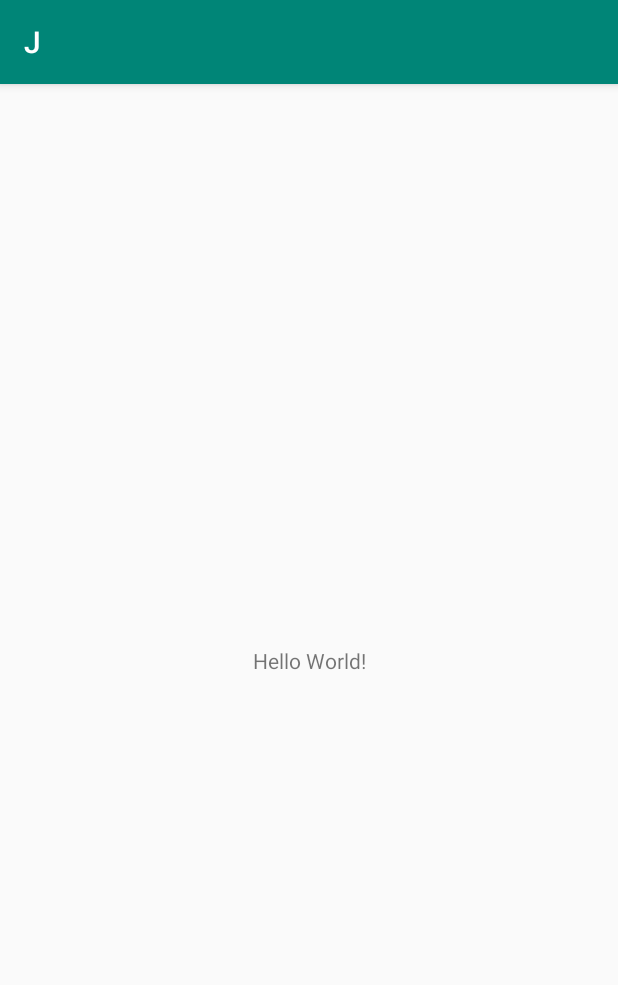
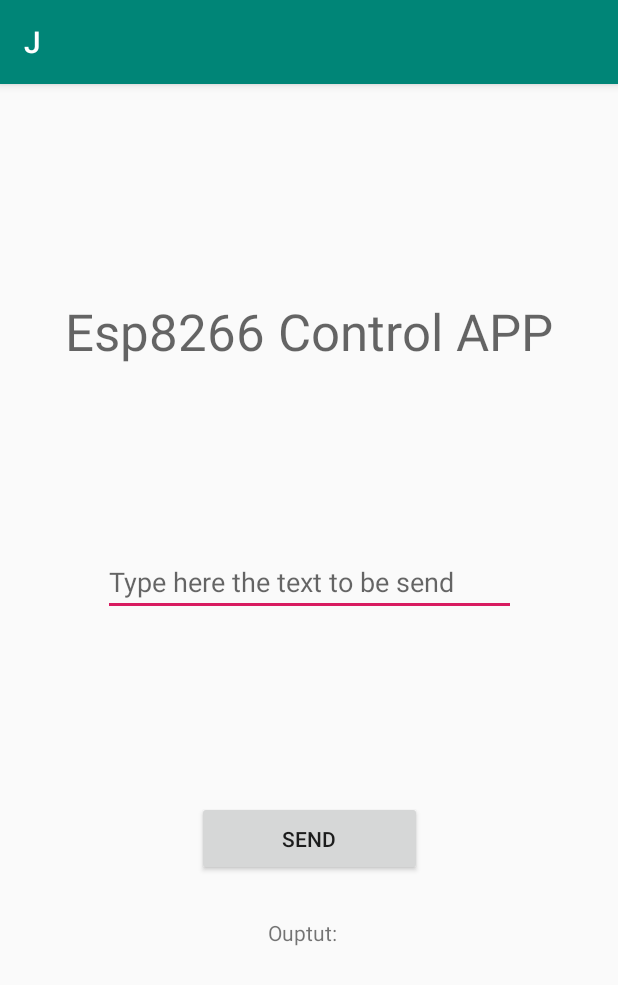
Before and after one commit to ImPuLsE213/Proj_J, an Android app: the screen it shows after launch (MainActivity), on a phone screen of 412 x 824 dp. Shown: the top 985 px of the screen. Run offline under Robolectric (Android 15) with nearby library versions, the phone set to English and light mode, and no system bars.

Commit message:
GUI Working with kotlin variables created

```diff
--- a/APP/app/build.gradle
+++ b/APP/app/build.gradle
@@ -32,4 +32,5 @@ dependencies {
     testImplementation 'junit:junit:4.12'
     androidTestImplementation 'androidx.test.ext:junit:1.1.0'
     androidTestImplementation 'androidx.test.espresso:espresso-core:3.1.1'
+    implementation 'com.google.android.material:material:1.0.0'
 }
--- a/APP/app/src/main/java/com/example/j/MainActivity.kt
+++ b/APP/app/src/main/java/com/example/j/MainActivity.kt
@@ -1,12 +1,24 @@
 package com.example.j
 
+import android.app.Activity
+import android.os.Bundle
+import android.widget.Button
+import android.widget.EditText
+import android.widget.TextView
 import androidx.appcompat.app.AppCompatActivity
-import android.os.Bundle
+
 
 class MainActivity : AppCompatActivity() {
 
     override fun onCreate(savedInstanceState: Bundle?) {
         super.onCreate(savedInstanceState)
         setContentView(R.layout.activity_main)
+
+        val textToSendTextBox = findViewById<EditText>(R.id.textToSendTextBox)
+        val outputText = findViewById<TextView>(R.id.outputText)
+        val sendButton = findViewById<Button>(R.id.sendButton)
+        sendButton.setOnClickListener{
+            outputText.text = textToSendTextBox.text
+        }
     }
 }
--- a/APP/app/src/main/res/layout/activity_main.xml
+++ b/APP/app/src/main/res/layout/activity_main.xml
@@ -7,12 +7,67 @@
     tools:context=".MainActivity">
 
     <TextView
+        android:id="@+id/title"
         android:layout_width="wrap_content"
         android:layout_height="wrap_content"
-        android:text="Hello World!"
+        android:layout_marginTop="50dp"
+        android:text="Esp8266 Control APP"
+        android:textAppearance="@style/TextAppearance.AppCompat.Display1"
         app:layout_constraintBottom_toBottomOf="parent"
-        app:layout_constraintLeft_toLeftOf="parent"
-        app:layout_constraintRight_toRightOf="parent"
-        app:layout_constraintTop_toTopOf="parent" />
+        app:layout_constraintEnd_toEndOf="parent"
+        app:layout_constraintHorizontal_bias="0.5"
+        app:layout_constraintStart_toStartOf="parent"
+        app:layout_constraintTop_toTopOf="parent"
+        app:layout_constraintVertical_bias="0.137" />
+
+    <Button
+        android:id="@+id/sendButton"
+        android:layout_width="150dp"
+        android:layout_height="50dp"
+        android:layout_marginBottom="240dp"
+        android:text="Send"
+        app:layout_constraintBottom_toBottomOf="parent"
+        app:layout_constraintEnd_toEndOf="parent"
+        app:layout_constraintHorizontal_bias="0.5"
+        app:layout_constraintStart_toStartOf="parent" />
+
+    <EditText
+        android:id="@+id/textToSendTextBox"
+        android:layout_width="275dp"
+        android:layout_height="44dp"
+        android:ems="10"
+        android:hint="Type here the text to be send"
+        android:inputType="textPersonName"
+        android:text=""
+        app:layout_constraintBottom_toTopOf="@+id/sendButton"
+        app:layout_constraintEnd_toEndOf="parent"
+        app:layout_constraintHorizontal_bias="0.5"
+        app:layout_constraintStart_toStartOf="parent"
+        app:layout_constraintTop_toBottomOf="@+id/title" />
+
+    <LinearLayout
+        android:layout_width="wrap_content"
+        android:layout_height="wrap_content"
+        android:layout_marginTop="28dp"
+        android:orientation="horizontal"
+        app:layout_constraintEnd_toEndOf="parent"
+        app:layout_constraintHorizontal_bias="0.498"
+        app:layout_constraintStart_toStartOf="parent"
+        app:layout_constraintTop_toBottomOf="@+id/sendButton">
+
+        <TextView
+            android:id="@+id/outputLabel"
+            android:layout_width="wrap_content"
+            android:layout_height="wrap_content"
+            android:text="Ouptut: " />
+
+        <TextView
+            android:id="@+id/outputText"
+            android:layout_width="wrap_content"
+            android:layout_height="wrap_content"
+            android:layout_weight="1"
+            android:text=" " />
+
+    </LinearLayout>
 
 </androidx.constraintlayout.widget.ConstraintLayout>
--- a/APP/build.gradle
+++ b/APP/build.gradle
@@ -8,7 +8,7 @@ buildscript {
 
     }
     dependencies {
-        classpath 'com.android.tools.build:gradle:3.5.1'
+        classpath 'com.android.tools.build:gradle:3.6.3'
         classpath "org.jetbrains.kotlin:kotlin-gradle-plugin:$kotlin_version"
         // NOTE: Do not place your application dependencies here; they belong
         // in the individual module build.gradle files
```
Also changed, not shown: APP/gradle/wrapper/gradle-wrapper.properties.
